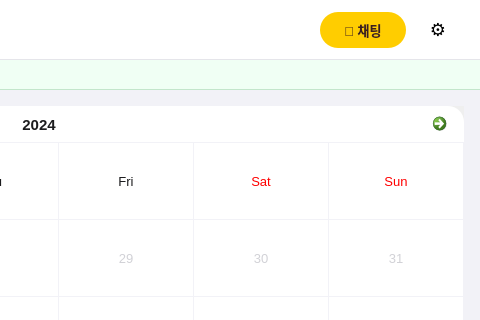
Qt form mainwindow.ui (minyong38/mini_project) before a commit; both pictures show x 500 to 980 and y 0 to 320 of the 980 by 720 pixel window.
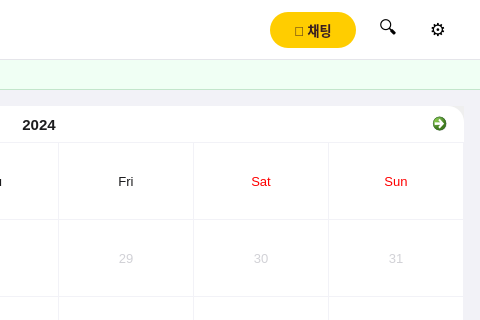
The same form after that commit. Custom widgets are drawn as their Qt base class.

Diff of the .ui file:
```diff
--- a/mainwindow.ui
+++ b/mainwindow.ui
@@ -105,6 +105,28 @@
          </property>
         </widget>
        </item>
+       <item>
+        <widget class="QPushButton" name="searchBtn">
+         <property name="minimumSize">
+          <size>
+           <width>36</width>
+           <height>36</height>
+          </size>
+         </property>
+         <property name="maximumSize">
+          <size>
+           <width>36</width>
+           <height>36</height>
+          </size>
+         </property>
+         <property name="styleSheet">
+          <string>QPushButton { background: transparent; border: none; border-radius: 18px; font-size: 18px; } QPushButton:hover { background: #F2F2F7; }</string>
+         </property>
+         <property name="text">
+          <string>🔍</string>
+         </property>
+        </widget>
+       </item>
        <item>
         <widget class="QPushButton" name="myPageBtn">
          <property name="minimumSize">
```
